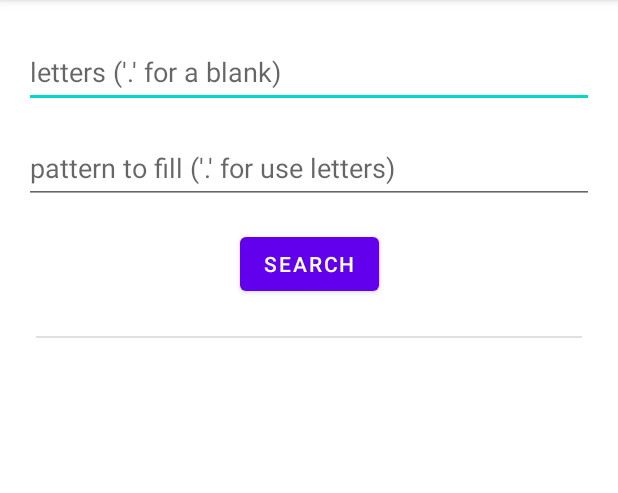
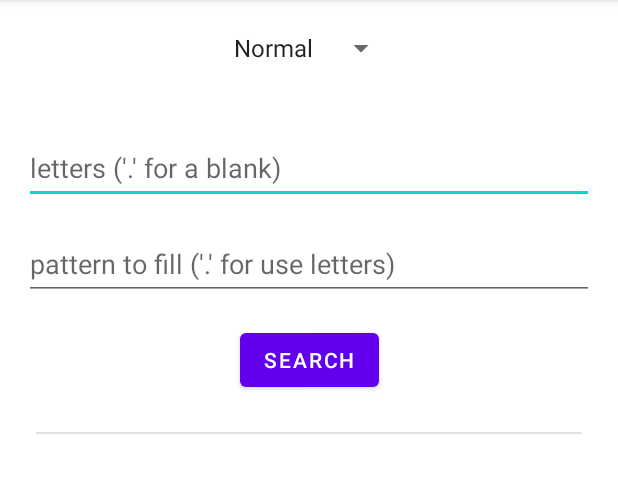
Before and after one commit to rick-kilgore/wordfinderapp, an Android app: the screen it shows after launch (MainActivity), on a phone screen of 412 x 824 dp, the part 84-577 px from its top. Run offline under Robolectric (Android 15) with nearby library versions, the phone set to English and light mode, and no system bars.

Commit message:
remove autocorrect; add pulldown for mode; bug fixes for over under logic

```diff
--- a/java/app/src/main/java/org/rkilgore/wordfinderapp/MainActivity.java
+++ b/java/app/src/main/java/org/rkilgore/wordfinderapp/MainActivity.java
@@ -3,35 +3,48 @@ package org.rkilgore.wordfinderapp;
 import static android.view.inputmethod.EditorInfo.IME_ACTION_DONE;
 import static android.view.inputmethod.EditorInfo.IME_ACTION_GO;
 
-import android.annotation.SuppressLint;
 import android.content.Context;
 import androidx.appcompat.app.AppCompatActivity;
 
 import android.os.Bundle;
+import android.text.InputType;
 import android.view.KeyEvent;
 import android.view.View;
 import android.view.inputmethod.InputMethodManager;
+import android.widget.AdapterView;
+import android.widget.ArrayAdapter;
 import android.widget.EditText;
 import android.widget.ProgressBar;
+import android.widget.Spinner;
 import android.widget.TextView;
 
 import org.rkilgore.wordfinder.WordFinder;
+import org.rkilgore.wordfinder.WordFinder.Mode;
 import org.rkilgore.wordfinder.WordInfo;
 
 import java.io.IOException;
 import java.util.*;
 
-public class MainActivity extends AppCompatActivity implements View.OnKeyListener {
+public class MainActivity extends AppCompatActivity implements View.OnKeyListener, AdapterView.OnItemSelectedListener {
 
     @Override
     protected void onCreate(Bundle savedInstanceState) {
         super.onCreate(savedInstanceState);
         setContentView(R.layout.activity_main);
 
+        final Spinner modes = findViewById(R.id.modes_pulldown);
+        ArrayAdapter<CharSequence> items
+                = ArrayAdapter.createFromResource(this, R.array.modes, android.R.layout.simple_spinner_item);
+        items.setDropDownViewResource(android.R.layout.simple_spinner_dropdown_item);
+        modes.setAdapter(items);
+        modes.setOnItemSelectedListener(this);
+
         ProgressBar spinner = findViewById(R.id.progressBar);
         spinner.setVisibility(View.GONE);
         EditText lettersText = findViewById(R.id.lettersText);
         EditText patternText = findViewById(R.id.patternText);
+        lettersText.setInputType(InputType.TYPE_TEXT_FLAG_NO_SUGGESTIONS);
+        patternText.setInputType(InputType.TYPE_TEXT_FLAG_NO_SUGGESTIONS);
         lettersText.setOnKeyListener(this);
         patternText.setOnKeyListener(this);
         lettersText.requestFocus();
@@ -77,9 +90,9 @@ public class MainActivity extends AppCompatActivity implements View.OnKeyListene
         spinner.setVisibility(View.VISIBLE);
 
         Thread thread = new Thread() {
-          @SuppressLint("DefaultLocale")
           public void run() {
-            Map<String, WordInfo> map = MainActivity.this.wf.findWords(letters, pattern, 7, 7);
+            Map<String, WordInfo> map
+                = MainActivity.this.wf.findWords(MainActivity.this.mode, letters, pattern);
 
             List<String> words = new ArrayList<>(map.keySet());
             Collections.sort(words, (String a, String b) -> {
@@ -93,7 +106,7 @@ public class MainActivity extends AppCompatActivity implements View.OnKeyListene
                   if (a.length() != b.length()) {
                       return b.length() - a.length();
                   }
-                  if (ainf.dotVals.length() != ainf.dotVals.length()) {
+                  if (ainf.dotVals.length() != binf.dotVals.length()) {
                       return ainf.dotVals.length() - binf.dotVals.length();
                   }
                   if (!ainf.dotVals.equals(binf.dotVals)) {
@@ -106,8 +119,20 @@ public class MainActivity extends AppCompatActivity implements View.OnKeyListene
             for (String word : words) {
                 WordInfo winf = map.get(word);
                 String dotVals = winf.dotVals;
-                String dots =  dotVals.length() > 0 ? dotVals + ": " : "";
-                sb.append(String.format("%s%s score: %d\n", dots, word, winf.score));
+                if (dotVals.length() > 0) {
+                    sb.append(dotVals + ": ");
+                }
+                for (int i = 0; i < word.length(); ++i) {
+                    char ch = word.charAt(i);
+                    sb.append(ch);
+                    if (!winf.overUnder.isEmpty()
+                            && i >= winf.overUnder.startpos
+                            && i < winf.overUnder.startpos + winf.overUnder.chars.length()) {
+                        char overUnder = winf.overUnder.chars.charAt(i - winf.overUnder.startpos);
+                        sb.append(String.format(Locale.ROOT, "(%s)", overUnder));
+                    }
+                }
+                sb.append("  score=").append(winf.score).append("\n");
             }
             runOnUiThread(() -> {
                 spinner.setVisibility(View.GONE);
@@ -127,4 +152,21 @@ public class MainActivity extends AppCompatActivity implements View.OnKeyListene
     }
 
     private WordFinder wf;
+    private Mode mode;
+
+    @Override
+    public void onItemSelected(AdapterView<?> adapterView, View view, int i, long l) {
+        String selected = ((String) adapterView.getItemAtPosition(i)).toLowerCase(Locale.ROOT);
+        this.mode = Mode.NORMAL;
+        for (Mode mode : Mode.values()) {
+            if (selected.equals(mode.name().toLowerCase(Locale.ROOT))) {
+                this.mode = mode;
+            }
+        }
+    }
+
+    @Override
+    public void onNothingSelected(AdapterView<?> adapterView) {
+        this.mode = Mode.NORMAL;
+    }
 }
--- a/java/app/src/main/res/layout/activity_main.xml
+++ b/java/app/src/main/res/layout/activity_main.xml
@@ -5,6 +5,17 @@
     android:layout_width="match_parent"
     android:layout_height="match_parent"
     tools:context=".MainActivity">
+
+    <Spinner
+        android:id="@+id/modes_pulldown"
+        android:layout_width="wrap_content"
+        android:layout_height="wrap_content"
+        android:layout_marginBottom="20dp"
+        android:layout_marginTop="20dp"
+        app:layout_constraintBottom_toTopOf="@+id/lettersText"
+        app:layout_constraintEnd_toEndOf="parent"
+        app:layout_constraintStart_toStartOf="parent"
+        app:layout_constraintTop_toTopOf="parent" />
 
     <EditText
         android:id="@+id/lettersText"
@@ -26,7 +37,7 @@
         app:layout_constraintEnd_toEndOf="parent"
         app:layout_constraintHorizontal_bias="0.5"
         app:layout_constraintStart_toStartOf="parent"
-        app:layout_constraintTop_toTopOf="parent" />
+        app:layout_constraintTop_toBottomOf="@+id/modes_pulldown" />
 
     <EditText
         android:id="@+id/patternText"
--- a/java/app/src/main/res/values/strings.xml
+++ b/java/app/src/main/res/values/strings.xml
@@ -3,4 +3,9 @@
     <string name="letters">letters (\'.\' for a blank)</string>
     <string name="pattern">pattern to fill (\'.\' for use letters)</string>
     <string name="button_search">Search</string>
+    <string-array name="modes">
+        <item>Normal</item>
+        <item>Over</item>
+        <item>Under</item>
+    </string-array>
 </resources>
```
Also changed, not shown: java/wordfinder/src/main/java/org/rkilgore/wordfinder/OverUnder.java (added, +27 -0 lines), java/wordfinder/src/main/java/org/rkilgore/wordfinder/WordFinder.java (+19 -19 lines), java/wordfinder/src/main/java/org/rkilgore/wordfinder/WordInfo.java (+2 -6 lines).
